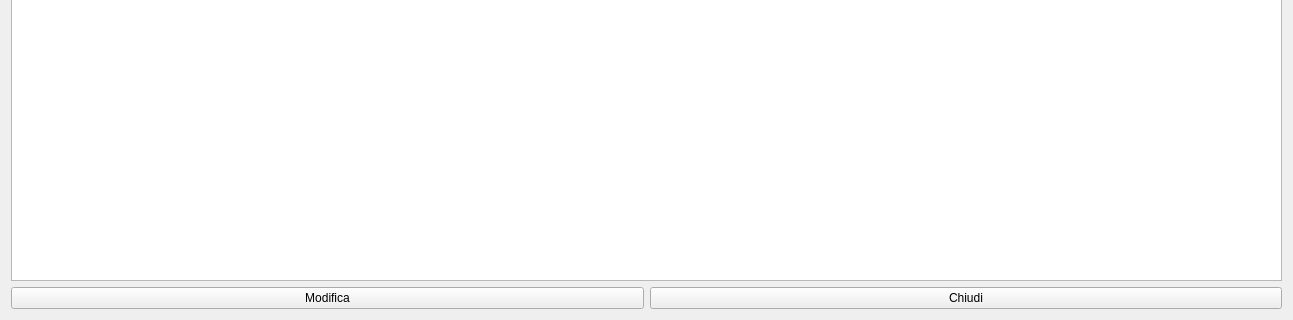
Before: the Qt Designer form hschede.ui in fblabs/hamlet-mod-sancon, drawn with Qt 5; both pictures show x 0 to 1293 and y 415 to 735 of the 1293 by 735 pixel window.
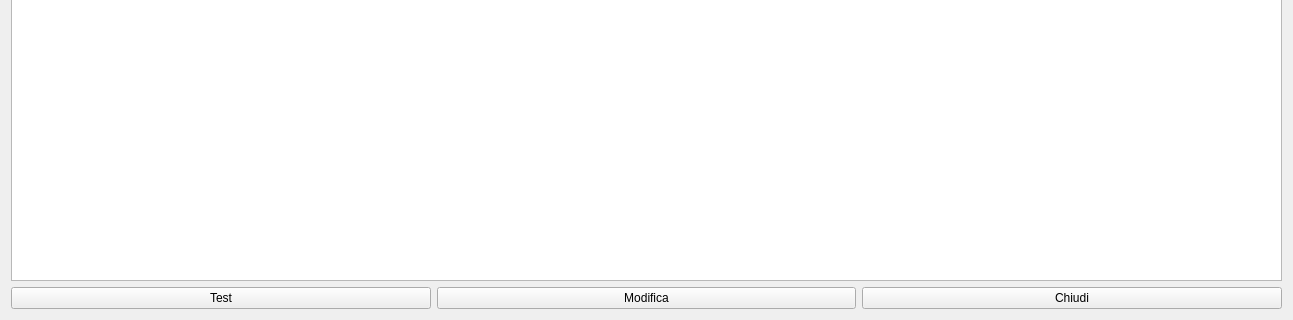
After: the same form once the commit is applied. Icons and pictures are not drawn.

Diff of the .ui file:
```diff
--- a/hschede.ui
+++ b/hschede.ui
@@ -79,6 +79,13 @@
      </item>
      <item>
       <layout class="QHBoxLayout" name="horizontalLayout_4">
+       <item>
+        <widget class="QPushButton" name="pushButton">
+         <property name="text">
+          <string>Test</string>
+         </property>
+        </widget>
+       </item>
        <item>
         <widget class="QPushButton" name="pbMod">
          <property name="text">
```
Left out of the diff: 16 changed lines with no effect on the pictures.
